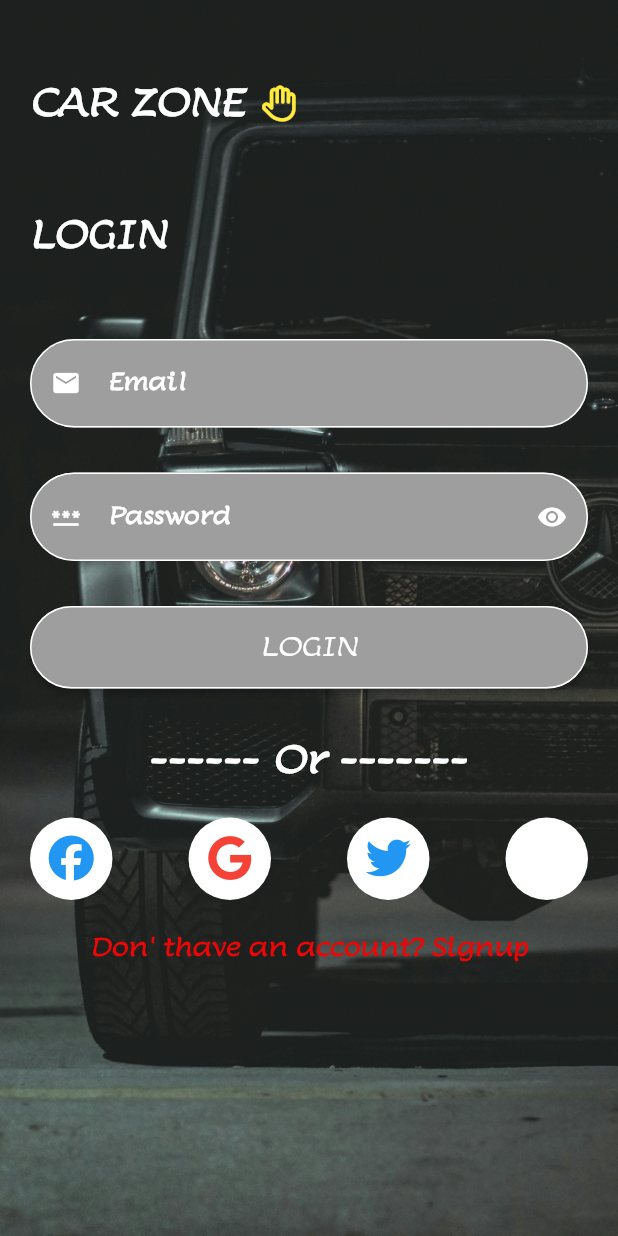
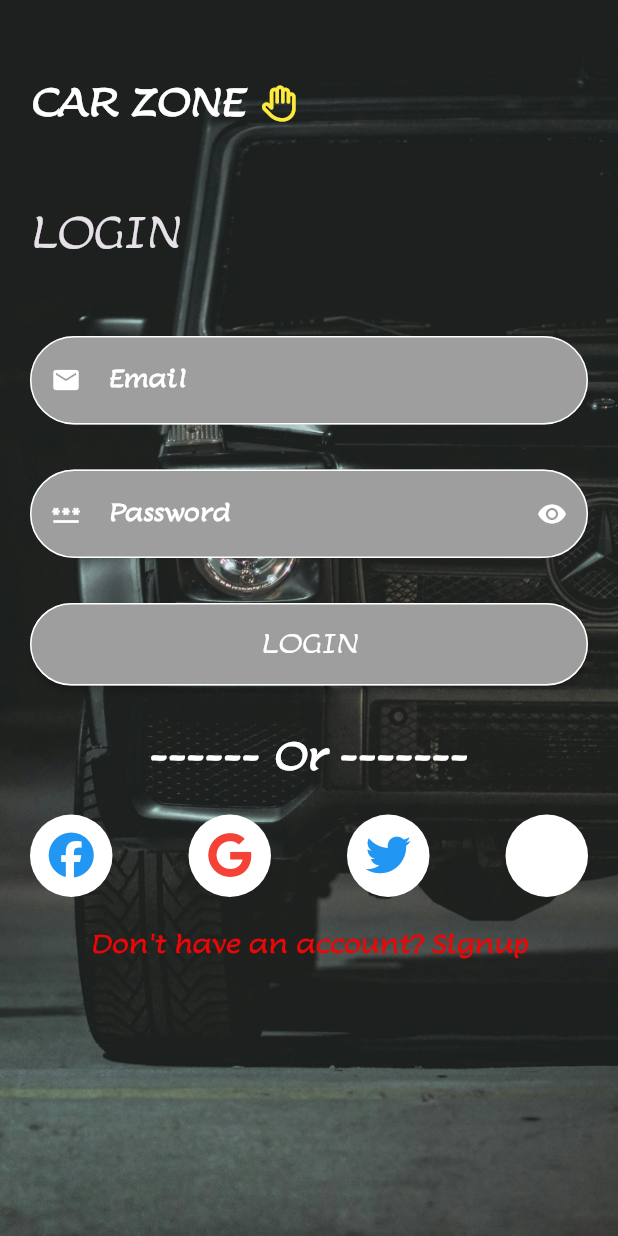
Before and after one commit to ahmwael22/cardealership, a Flutter app: the screen it shows after launch, on a phone screen of 412 x 824 dp. Run offline on Flutter 3.47's test engine with Material 3 defaults, Android fonts, the phone set to English and light mode, and no system bars; our stand-ins replace firebase_auth, firebase_core, flutter_rating_bar, font_awesome_flutter, get; accounts and stored records are empty.

```diff
--- a/lib/main.dart
+++ b/lib/main.dart
@@ -14,6 +14,7 @@ import 'firebase_options.dart';
 import 'views/pages/splash_screen.dart';
 import 'package:firebase_core/firebase_core.dart';
 import 'package:firebase_auth/firebase_auth.dart';
+
 
 void main() async {
   WidgetsFlutterBinding.ensureInitialized();
@@ -32,7 +33,18 @@ class MyApp extends StatefulWidget {
 
 class _MyAppState extends State<MyApp> {
   @override
-  void initState() {
+
+  void initState()
+  {
+    FirebaseAuth.instance
+        .authStateChanges()
+        .listen((User? user) {
+      if (user == null) {
+        print('User is currently signed out!');
+      } else {
+        print('User is signed in!');
+      }
+    });
     super.initState();
   }
 
--- a/lib/views/pages/login_screen.dart
+++ b/lib/views/pages/login_screen.dart
@@ -9,9 +9,11 @@ import '../widgets/custom_text_form.dart';
 import '../widgets/social_button.dart';
 
 class LoginScreen extends StatelessWidget {
-  LoginScreen({super.key});
-  final authController =
-      Get.put<AuthController>(AuthController(), permanent: true);
+  LoginScreen({Key? key}) : super(key: key);
+
+  final AuthController authController =
+  Get.put<AuthController>(AuthController(), permanent: true);
+
   @override
   Widget build(BuildContext context) {
     return Scaffold(
@@ -36,7 +38,7 @@ class LoginScreen extends StatelessWidget {
                 Row(
                   children: [
                     Text("CAR ZONE",
-                        style: Theme.of(context).textTheme.bodyLarge),
+                        style: Theme.of(context).textTheme.bodyText1),
                     horizontalSpace(12),
                     const Icon(
                       FontAwesomeIcons.hand,
@@ -45,7 +47,7 @@ class LoginScreen extends StatelessWidget {
                   ],
                 ),
                 verticalSpace(50),
-                Text("LOGIN", style: Theme.of(context).textTheme.bodyLarge),
+                Text("LOGIN", style: Theme.of(context).textTheme.headline4),
                 verticalSpace(50),
                 CustomTextFormField(
                   controller: authController.loginEmailController,
@@ -82,22 +84,32 @@ class LoginScreen extends StatelessWidget {
                     text: "LOGIN",
                     fontSize: 18,
                     radius: 30,
-                    onPressed: (animationController) {
+                    onPressed: (animationController) async {
                       animationController.forward();
-                      //call here your firebase logic
-                      bool acountIsExist = authController.loginAcountIsExist();
-                      if (acountIsExist) {
-                        // if the user has the acount
+                      String email =
+                          authController.loginEmailController.text;
+                      bool accountExists =
+                      await authController.loginAcountIsExist(email);
+                      if (accountExists) {
+                        // if the user has the account
                         Future.delayed(
                           const Duration(seconds: 1),
-                          () {
+                              () {
                             animationController.reverse();
-                            Get.offNamed(HOME);
+                            Navigator.of(context)
+                                .pushReplacementNamed(HOME); // Navigate to home screen
                           },
                         );
                       } else {
-                        // if not
-                        print("account dose not exist");
+                        // if not, show error message
+                        animationController.reverse();
+                        // Show error message
+                        ScaffoldMessenger.of(context).showSnackBar(
+                          SnackBar(
+                            content: Text("Account does not exist"),
+                            backgroundColor: Colors.red,
+                          ),
+                        );
                       }
                     },
                   ),
@@ -114,7 +126,7 @@ class LoginScreen extends StatelessWidget {
                   ),
                 ),
                 verticalSpace(20),
-                const Row(
+                Row(
                   mainAxisAlignment: MainAxisAlignment.spaceBetween,
                   children: [
                     SocialButton(
@@ -145,7 +157,7 @@ class LoginScreen extends StatelessWidget {
                   },
                   child: const Center(
                     child: Text(
-                      "Don' thave an account? Signup",
+                      "Don't have an account? Signup",
                       style: TextStyle(
                         color: Color.fromARGB(255, 237, 6, 6),
                         fontSize: 16,
--- a/pubspec.yaml
+++ b/pubspec.yaml
@@ -32,6 +32,8 @@ dependencies:
     sdk: flutter
   firebase_core: ^2.29.0
   firebase_auth: ^4.19.1
+  cloud_firestore: ^4.16.1
+
 
   # The following adds the Cupertino Icons font to your application.
   # Use with the CupertinoIcons class for iOS style icons.
```
Also changed, not shown: lib/controllers/auth_controller.dart (+29 -7 lines), lib/views/pages/register_screen.dart (+19 -16 lines), pubspec.lock, 3 other files.
